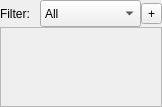
This is rqt_pm_control/src/rqt_pm_control/PMControl.ui in dasys-lab/alica-essentials as Qt 5 draws it before an edit. The edited form follows.
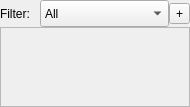
This is the edited form. Icons and pictures are not drawn.

Diff of the .ui file:
```diff
--- a/rqt_pm_control/src/rqt_pm_control/PMControl.ui
+++ b/rqt_pm_control/src/rqt_pm_control/PMControl.ui
@@ -9,7 +9,7 @@
    <rect>
     <x>0</x>
     <y>0</y>
-    <width>162</width>
+    <width>190</width>
     <height>107</height>
    </rect>
   </property>
@@ -140,7 +140,7 @@
        <rect>
         <x>0</x>
         <y>0</y>
-        <width>160</width>
+        <width>188</width>
         <height>76</height>
        </rect>
       </property>
```
Left out of the diff: 9 changed lines with no effect on the pictures.
